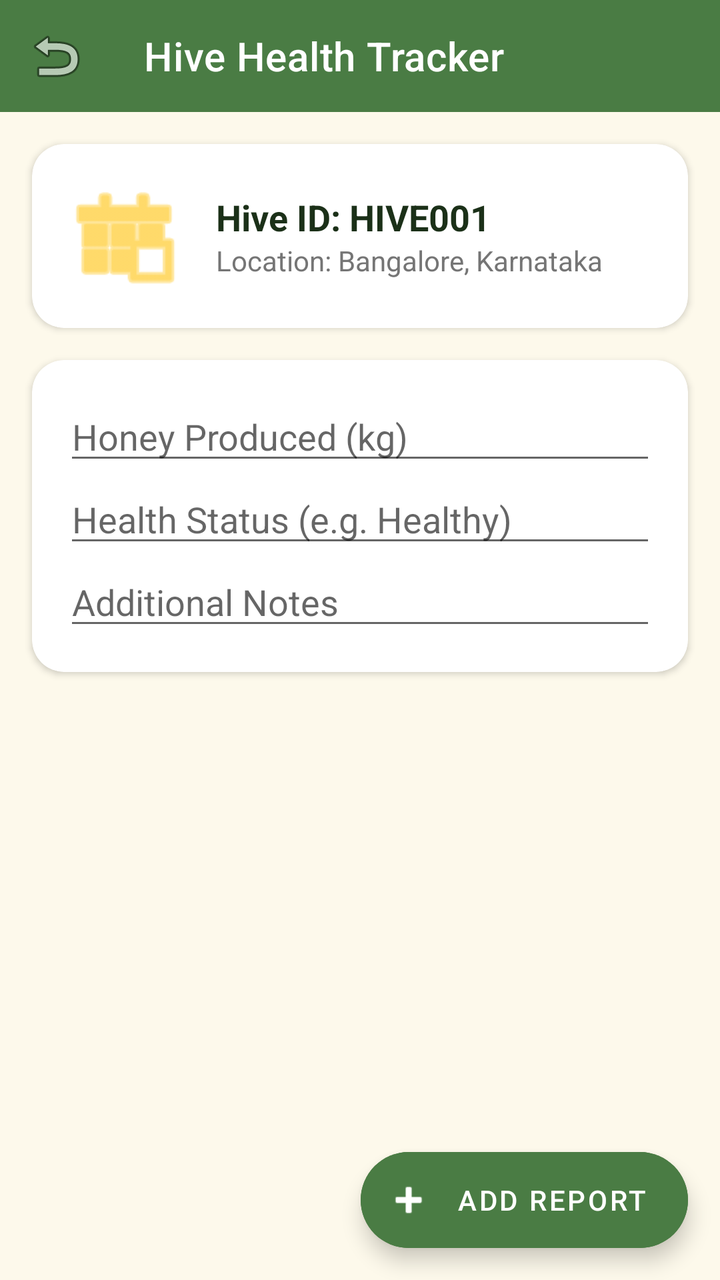
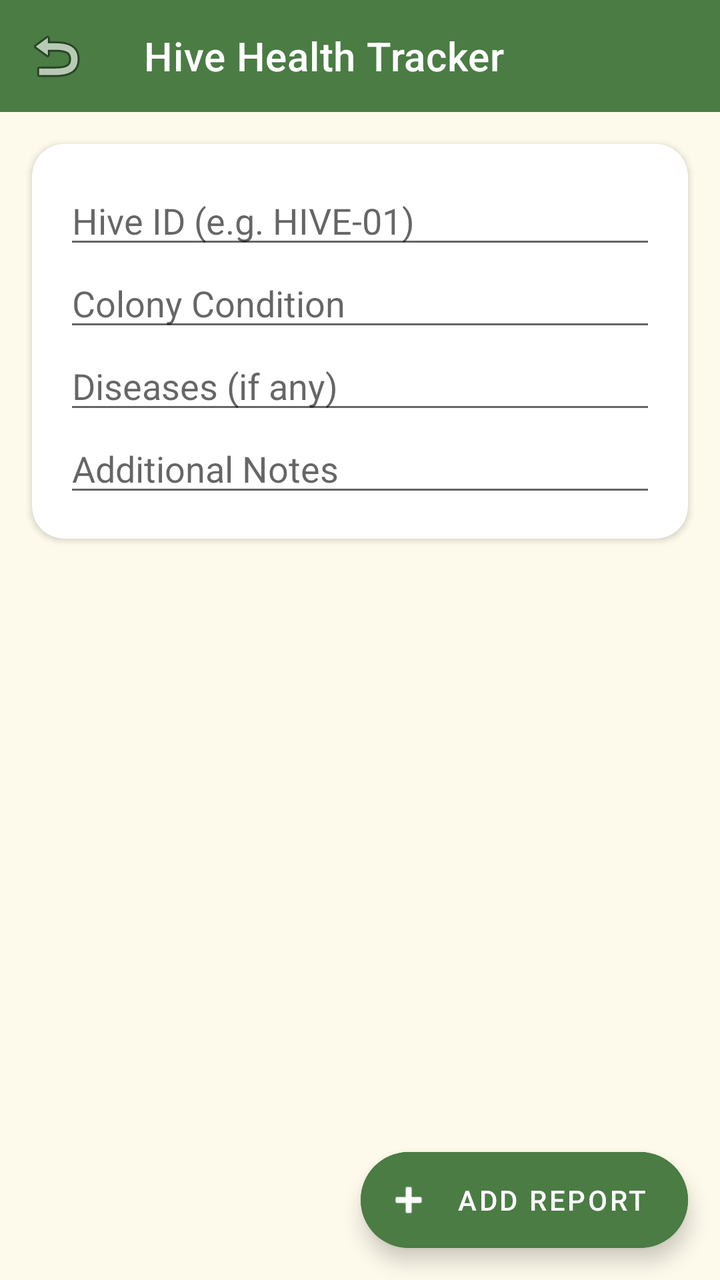

Compare the two renders of this Android layout. The source of the first and the diff that turns it into the second are given below.
<!-- AndroidManifest.xml: application theme Theme.MadhuSiri -->
<!-- res/layout/activity_health_tracker.xml -->
<?xml version="1.0" encoding="utf-8"?>
<androidx.coordinatorlayout.widget.CoordinatorLayout xmlns:android="http://schemas.android.com/apk/res/android"
    xmlns:app="http://schemas.android.com/apk/res-auto"
    android:layout_width="match_parent"
    android:layout_height="match_parent"
    android:background="@color/background_cream">

    <LinearLayout
        android:layout_width="match_parent"
        android:layout_height="match_parent"
        android:orientation="vertical">

        <androidx.appcompat.widget.Toolbar
            android:id="@+id/toolbar"
            android:layout_width="match_parent"
            android:layout_height="?attr/actionBarSize"
            android:background="@color/primary_green"
            app:title="@string/health_tracker"
            app:titleTextColor="@color/white"
            app:navigationIcon="@android:drawable/ic_menu_revert"/>

        <androidx.cardview.widget.CardView
            android:layout_width="match_parent"
            android:layout_height="wrap_content"
            android:layout_margin="16dp"
            app:cardCornerRadius="16dp">
            <LinearLayout
                android:layout_width="match_parent"
                android:layout_height="wrap_content"
                android:orientation="horizontal"
                android:padding="16dp"
                android:gravity="center_vertical">
                <ImageView
                    android:layout_width="60dp"
                    android:layout_height="60dp"
                    android:src="@android:drawable/ic_menu_today"
                    app:tint="@color/honey_yellow"
                    android:contentDescription="Hive Icon"/>
                <LinearLayout
                    android:layout_width="match_parent"
                    android:layout_height="wrap_content"
                    android:orientation="vertical"
                    android:layout_marginStart="16dp">
                    <TextView
                        android:layout_width="wrap_content"
                        android:layout_height="wrap_content"
                        android:text="Hive ID: HIVE001"
                        android:textStyle="bold"
                        android:textSize="18sp"
                        android:textColor="@color/text_dark"/>
                    <TextView
                        android:layout_width="wrap_content"
                        android:layout_height="wrap_content"
                        android:text="Location: Bangalore, Karnataka"
                        android:textColor="@color/text_gray"
                        android:textSize="14sp"/>
                </LinearLayout>
            </LinearLayout>
        </androidx.cardview.widget.CardView>

        <androidx.cardview.widget.CardView
            android:layout_width="match_parent"
            android:layout_height="wrap_content"
            android:layout_marginHorizontal="16dp"
            android:layout_marginBottom="16dp"
            app:cardCornerRadius="16dp">
            <LinearLayout
                android:layout_width="match_parent"
                android:layout_height="wrap_content"
                android:orientation="vertical"
                android:padding="16dp">
                <EditText
                    android:id="@+id/etHoney"
                    android:layout_width="match_parent"
                    android:layout_height="wrap_content"
                    android:hint="@string/honey_produced_kg"
                    android:inputType="numberDecimal"
                    android:importantForAutofill="no"/>
                <EditText
                    android:id="@+id/etStatus"
                    android:layout_width="match_parent"
                    android:layout_height="wrap_content"
                    android:hint="@string/health_status_hint"
                    android:inputType="text"
                    android:importantForAutofill="no"/>
                <EditText
                    android:id="@+id/etNotes"
                    android:layout_width="match_parent"
                    android:layout_height="wrap_content"
                    android:hint="@string/additional_notes"
                    android:inputType="textMultiLine"
                    android:importantForAutofill="no"/>
            </LinearLayout>
        </androidx.cardview.widget.CardView>

        <androidx.recyclerview.widget.RecyclerView
            android:id="@+id/rvReports"
            android:layout_width="match_parent"
            android:layout_height="0dp"
            android:layout_weight="1"
            android:paddingHorizontal="16dp"
            android:clipToPadding="false"/>

    </LinearLayout>

    <com.google.android.material.floatingactionbutton.ExtendedFloatingActionButton
        android:id="@+id/btnAddReport"
        android:layout_width="wrap_content"
        android:layout_height="wrap_content"
        android:layout_gravity="bottom|end"
        android:layout_margin="16dp"
        android:text="@string/add_report"
        app:icon="@android:drawable/ic_input_add"
        android:backgroundTint="@color/button_green"
        android:textColor="@color/white"
        app:iconTint="@color/white"/>

</androidx.coordinatorlayout.widget.CoordinatorLayout>
<!-- resources referenced by this layout -->
<resources>
  <color name="background_cream">#FDF9EB</color>
  <color name="button_green">#4A7C44</color>
  <color name="honey_yellow">#FFC107</color>
  <color name="primary_green">#4A7C44</color>
  <color name="text_dark">#1B3018</color>
  <color name="text_gray">#757575</color>
  <color name="white">#FFFFFFFF</color>
  <string name="add_report">Add Report</string>
  <string name="additional_notes">Additional Notes</string>
  <string name="health_status_hint">Health Status (e.g. Healthy)</string>
  <string name="health_tracker">Hive Health Tracker</string>
  <string name="honey_produced_kg">Honey Produced (kg)</string>
  <style name="Theme.MadhuSiri" parent="Theme.MaterialComponents.Light.NoActionBar">
          
          <item name="colorPrimary">@color/primary_green</item>
          <item name="colorPrimaryVariant">@color/primary_dark</item>
          <item name="colorOnPrimary">@color/white</item>
          
          <item name="colorSecondary">@color/honey_yellow</item>
          <item name="colorSecondaryVariant">@color/honey_orange</item>
          <item name="colorOnSecondary">@color/black</item>
          
          <item name="android:statusBarColor">@color/primary_dark</item>
          
          <item name="android:windowBackground">@color/background_cream</item>
  
          <item name="cardViewStyle">@style/CustomCardView</item>
      </style>
  <color name="primary_dark">#2E4B28</color>
  <color name="honey_orange">#FF9800</color>
  <color name="black">#FF000000</color>
  <style name="CustomCardView" parent="Widget.MaterialComponents.CardView">
          <item name="cardCornerRadius">16dp</item>
          <item name="cardElevation">2dp</item>
          <item name="cardBackgroundColor">@color/card_bg</item>
      </style>
  <color name="card_bg">#FFFFFF</color>
</resources>

<!-- the commit's change to res/layout/activity_health_tracker.xml (unified diff, before → after) -->
@@ -27,69 +27,36 @@
             <LinearLayout
                 android:layout_width="match_parent"
                 android:layout_height="wrap_content"
-                android:orientation="horizontal"
-                android:padding="16dp"
-                android:gravity="center_vertical">
-                <ImageView
-                    android:layout_width="60dp"
-                    android:layout_height="60dp"
-                    android:src="@android:drawable/ic_menu_today"
-                    app:tint="@color/honey_yellow"
-                    android:contentDescription="Hive Icon"/>
-                <LinearLayout
+                android:orientation="vertical"
+                android:padding="16dp">
+
+                <EditText
+                    android:id="@+id/etHiveId"
                     android:layout_width="match_parent"
                     android:layout_height="wrap_content"
-                    android:orientation="vertical"
-                    android:layout_marginStart="16dp">
-                    <TextView
-                        android:layout_width="wrap_content"
-                        android:layout_height="wrap_content"
-                        android:text="Hive ID: HIVE001"
-                        android:textStyle="bold"
-                        android:textSize="18sp"
-                        android:textColor="@color/text_dark"/>
-                    <TextView
-                        android:layout_width="wrap_content"
-                        android:layout_height="wrap_content"
-                        android:text="Location: Bangalore, Karnataka"
-                        android:textColor="@color/text_gray"
-                        android:textSize="14sp"/>
-                </LinearLayout>
-            </LinearLayout>
-        </androidx.cardview.widget.CardView>
+                    android:hint="Hive ID (e.g. HIVE-01)"
+                    android:inputType="text" />
 
-        <androidx.cardview.widget.CardView
-            android:layout_width="match_parent"
-            android:layout_height="wrap_content"
-            android:layout_marginHorizontal="16dp"
-            android:layout_marginBottom="16dp"
-            app:cardCornerRadius="16dp">
-            <LinearLayout
-                android:layout_width="match_parent"
-                android:layout_height="wrap_content"
-                android:orientation="vertical"
-                android:padding="16dp">
                 <EditText
-                    android:id="@+id/etHoney"
+                    android:id="@+id/etCondition"
                     android:layout_width="match_parent"
                     android:layout_height="wrap_content"
-                    android:hint="@string/honey_produced_kg"
-                    android:inputType="numberDecimal"
-                    android:importantForAutofill="no"/>
+                    android:hint="Colony Condition"
+                    android:inputType="text" />
+
                 <EditText
-                    android:id="@+id/etStatus"
+                    android:id="@+id/etDiseases"
                     android:layout_width="match_parent"
                     android:layout_height="wrap_content"
-                    android:hint="@string/health_status_hint"
-                    android:inputType="text"
-                    android:importantForAutofill="no"/>
+                    android:hint="Diseases (if any)"
+                    android:inputType="text" />
+
                 <EditText
                     android:id="@+id/etNotes"
                     android:layout_width="match_parent"
                     android:layout_height="wrap_content"
                     android:hint="@string/additional_notes"
-                    android:inputType="textMultiLine"
-                    android:importantForAutofill="no"/>
+                    android:inputType="textMultiLine" />
             </LinearLayout>
         </androidx.cardview.widget.CardView>
 
<!-- resource entries referenced after the edit -->
@@ -4,14 +4,10 @@
   <color name="button_green">#4A7C44</color>
   <color name="honey_yellow">#FFC107</color>
   <color name="primary_green">#4A7C44</color>
-  <color name="text_dark">#1B3018</color>
-  <color name="text_gray">#757575</color>
   <color name="white">#FFFFFFFF</color>
   <string name="add_report">Add Report</string>
   <string name="additional_notes">Additional Notes</string>
-  <string name="health_status_hint">Health Status (e.g. Healthy)</string>
   <string name="health_tracker">Hive Health Tracker</string>
-  <string name="honey_produced_kg">Honey Produced (kg)</string>
   <style name="Theme.MadhuSiri" parent="Theme.MaterialComponents.Light.NoActionBar">
           
           <item name="colorPrimary">@color/primary_green</item>
